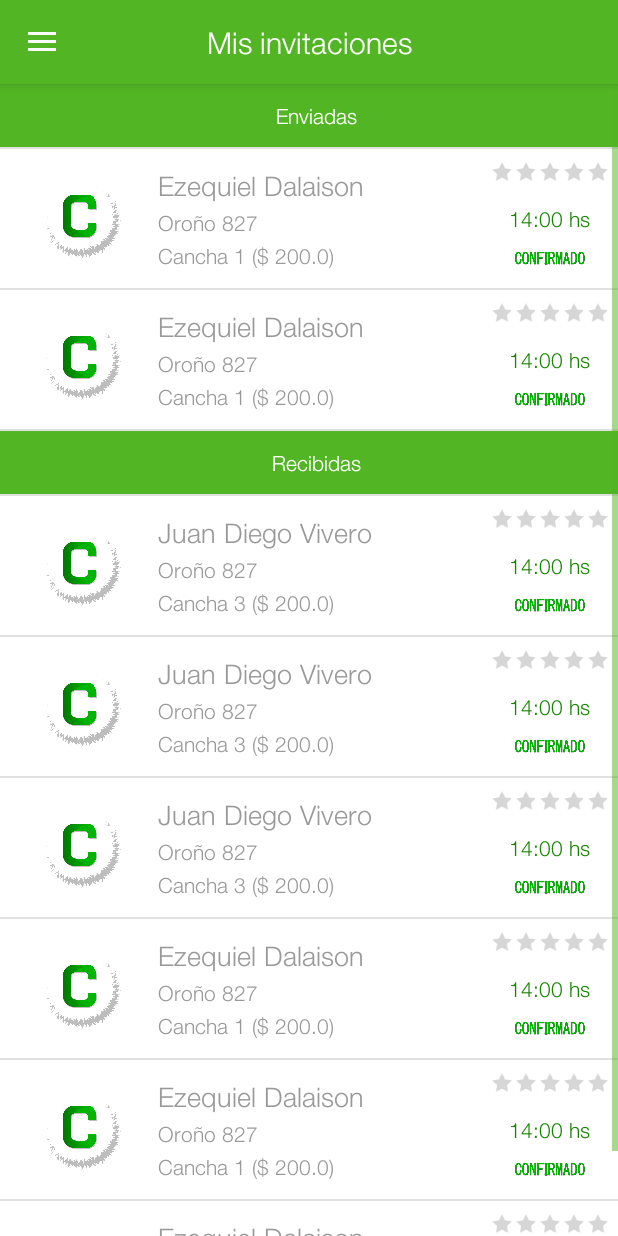
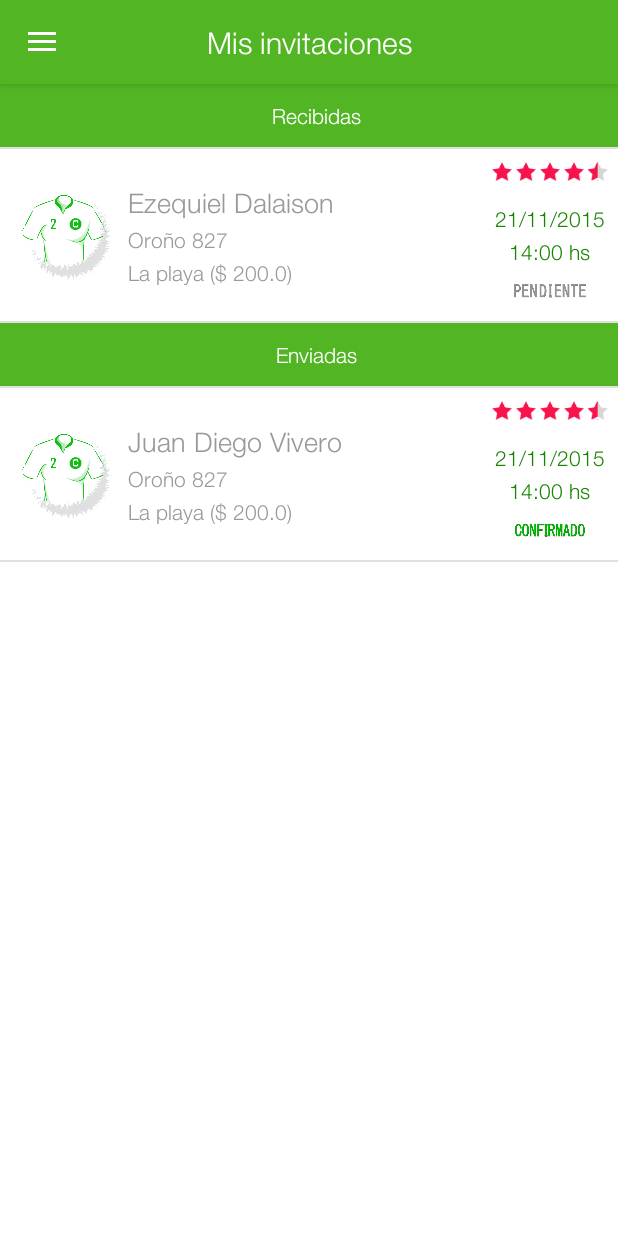
Before and after one commit to npochettino/Hay-Cancha-Mobile, an Android app: the fragment MyInvitationFragment placed in its activity, on a phone screen of 412 x 824 dp. Run offline under Robolectric (Android 15) with nearby library versions, the phone set to English and light mode, and no system bars; 1 statement that could not run was skipped.

Commit message:
ultimos detalles antes de presentar

```diff
--- a/HayCancha/app/src/main/java/sempait/haycancha/Utils.java
+++ b/HayCancha/app/src/main/java/sempait/haycancha/Utils.java
@@ -30,7 +30,7 @@ public class Utils {
     public static DisplayImageOptions getImageLoaderOptionRouded() {
 
         DisplayImageOptions options = new DisplayImageOptions.Builder().resetViewBeforeLoading(false)
-                .cacheInMemory(false).cacheOnDisk(true).considerExifParams(false).showImageOnLoading(R.drawable.logo).imageScaleType(ImageScaleType.IN_SAMPLE_POWER_OF_2).bitmapConfig(Bitmap.Config.ARGB_8888).displayer(new RoundedBitmapDisplayer(1000)).handler(new Handler()).build();
+                .cacheInMemory(false).cacheOnDisk(true).considerExifParams(false).showImageOnLoading(R.drawable.perfil).imageScaleType(ImageScaleType.IN_SAMPLE_POWER_OF_2).bitmapConfig(Bitmap.Config.ARGB_8888).displayer(new RoundedBitmapDisplayer(1000)).handler(new Handler()).build();
 
         return options;
     }
--- a/HayCancha/app/src/main/java/sempait/haycancha/adapter/MyInvitationAdapter.java
+++ b/HayCancha/app/src/main/java/sempait/haycancha/adapter/MyInvitationAdapter.java
@@ -122,6 +122,7 @@ public class MyInvitationAdapter extends BaseAdapter {
                 holder.state = (ImageView) view.findViewById(R.id.img_field_row_state);
                 holder.fieldCod = (TextView) view.findViewById(R.id.txt_field_row_field_cod);
                 holder.logoStadium = (ImageView) view.findViewById(R.id.img_logo);
+                holder.date = (TextView) view.findViewById(R.id.txt_field_row_date);
 
 
                 view.setTag(holder);
@@ -135,7 +136,9 @@ public class MyInvitationAdapter extends BaseAdapter {
             holder.name.setText(invitation.getNombreApellidoUsuario());
             holder.direction.setText(invitation.getDirection());
             holder.hourTo.setText(invitation.getHoraDesde() + " hs");
-            holder.fieldCod.setText(invitation.getDescripcionCancha() + " ($ " + invitation.getPrecio() + ")");
+            holder.date.setText(invitation.getFecha());
+            Utils.setupRating(invitation.getPuntaje(), holder.rating);
+            holder.fieldCod.setText(invitation.getDescripcionComplejo() + " ($ " + invitation.getPrecio() + ")");
             if (invitation.getImagenUsuario() != null)
                 ImageLoader.getInstance().displayImage(invitation.getImagenUsuario().contains("http:") ? invitation.getImagenUsuario() : "http:" + invitation.getImagenUsuario(), holder.logoStadium, Utils.getImageLoaderOptionRouded());
 
@@ -154,6 +157,7 @@ public class MyInvitationAdapter extends BaseAdapter {
                     break;
             }
 
+            if (invitation.getCodigoEstadoSolicitud() == 1 && !invitation.getIsCreator()) {
                 view.setOnClickListener(new View.OnClickListener() {
                     @Override
                     public void onClick(View v) {
@@ -165,14 +169,14 @@ public class MyInvitationAdapter extends BaseAdapter {
                             public void actionButtonLeft() {
                                 super.actionButtonLeft();
 
-//                            executeServiceInvitateTask(invitation, 2);
+                                executeServiceInvitateTask(invitation, 2);
 
                             }
 
                             @Override
                             public void actionButtonRigth() {
                                 super.actionButtonRigth();
-//                            executeServiceInvitateTask(invitation, 3);
+                                executeServiceInvitateTask(invitation, 3);
 
                             }
                         };
@@ -183,64 +187,65 @@ public class MyInvitationAdapter extends BaseAdapter {
                 });
 
             }
+        }
 
         return view;
 
     }
 
-//    private void executeServiceInvitateTask(final Invitation invitation, int cod) {
-//        mPutInvitation = new PutInvitationTask(mContext) {
-//
-//
-//            @Override
-//            protected void onPostExecute(String result) {
-//                super.onPostExecute(result);
-//
-//                ConfirmDialogCustom dialog;
-//                if (result != null) {
-//
-//
-//                    ParseQuery pushQuery = ParseInstallation.getQuery();
-//                    pushQuery.whereEqualTo("deviceToken", invitation.getCodigoTelefono());
-//                    ParsePush push = new ParsePush();
-//
-//                    JSONObject obj = new JSONObject();
-//
-//                    try {
-//                        obj.put("deep_link", "invitation");
-//                        obj.put("message", ConfigurationClass.getUserNameCompleted(mContext) + " " + "te ha invitado a un partido");
-//                        obj.put("title", "HayCancha!");
-//                    } catch (JSONException e) {
-//                        e.printStackTrace();
-//                    }
-//                    push.setQuery(pushQuery);
-//                    push.setData(obj);
-//                    push.sendInBackground();
-//
-//
-//                    dialog = new ConfirmDialogCustom(mContext.getString(R.string.success_invite_player_message), mContext.getString(R.string.invitations), mContext.getString(R.string.acept_text));
-//
-//
-//                } else
-//                    dialog = new ConfirmDialogCustom(mContext.getString(R.string.error_message), mContext.getString(R.string.create_account_title), mContext.getString(R.string.acept_text));
-//
-//
-//                FragmentTransaction ft = ((BaseActivity) mContext).getSupportFragmentManager().beginTransaction();
-//                ft.add(dialog, null);
-//                ft.commitAllowingStateLoss();
-//
-//
-//            }
-//        };
-//
-//
-//        mPutInvitation.mCodigoEstadoSolicitud = invitation.getCodigoSolicitud();
-//        mPutInvitation.mCodigoEstadoSolicitud = cod;
-//        mPutInvitation.mCodigoTurnoVariable = invitation.getc;
-//        mPutInvitation.mcodigoUsuarioAppInvitado = invitation.get;
-//        mPutInvitation.execute();
-//
-//    }
+    private void executeServiceInvitateTask(final Invitation invitation, int cod) {
+        mPutInvitation = new PutInvitationTask(mContext) {
+
+
+            @Override
+            protected void onPostExecute(String result) {
+                super.onPostExecute(result);
+
+                ConfirmDialogCustom dialog;
+                if (result != null) {
+
+
+                    ParseQuery pushQuery = ParseInstallation.getQuery();
+                    pushQuery.whereEqualTo("deviceToken", invitation.getCodigoTelefono());
+                    ParsePush push = new ParsePush();
+
+                    JSONObject obj = new JSONObject();
+
+                    try {
+                        obj.put("deep_link", "invitation");
+                        obj.put("message", invitation.getNombreApellidoUsuario() + " " + "ha respondido");
+                        obj.put("title", "HayCancha!");
+                    } catch (JSONException e) {
+                        e.printStackTrace();
+                    }
+                    push.setQuery(pushQuery);
+                    push.setData(obj);
+                    push.sendInBackground();
+
+
+                    dialog = new ConfirmDialogCustom(mContext.getString(R.string.success_invite_player_message), mContext.getString(R.string.invitations), mContext.getString(R.string.acept_text));
+
+
+                } else
+                    dialog = new ConfirmDialogCustom(mContext.getString(R.string.error_message), mContext.getString(R.string.create_account_title), mContext.getString(R.string.acept_text));
+
+
+                FragmentTransaction ft = ((BaseActivity) mContext).getSupportFragmentManager().beginTransaction();
+                ft.add(dialog, null);
+                ft.commitAllowingStateLoss();
+
+
+            }
+        };
+
+
+        mPutInvitation.mCodigoEstadoSolicitud = invitation.getCodigoSolicitud();
+        mPutInvitation.mCodigoEstadoSolicitud = cod;
+        mPutInvitation.mCodigoTurnoVariable = invitation.getCodigoTurnoVariable();
+        mPutInvitation.mcodigoUsuarioAppInvitado = invitation.getCodigoUsuarioAppInvitado();
+        mPutInvitation.execute();
+
+    }
 
     public static float round(float d, int decimalPlace) {
         BigDecimal bd = new BigDecimal(Float.toString(d));
@@ -260,6 +265,7 @@ public class MyInvitationAdapter extends BaseAdapter {
         ImageView state;
         LinearLayout rating;
         TextView titleInvitation;
+        TextView date;
 
     }
 
--- a/HayCancha/app/src/main/java/sempait/haycancha/drawer/MainNavigationDrawer.java
+++ b/HayCancha/app/src/main/java/sempait/haycancha/drawer/MainNavigationDrawer.java
@@ -79,12 +79,6 @@ public class MainNavigationDrawer extends BaseDrawerFragment {
 
         super.onViewCreated(view, savedInstanceState);
 
-//        mView.setOnClickListener(new OnClickListener() {
-//            @Override
-//            public void onClick(View v) {
-//
-//            }
-//        });
 
         mProfileItem.setOnClickListener(new OnClickListener() {
             @Override
--- a/HayCancha/app/src/main/java/sempait/haycancha/fragment/MyInvitationFragment.java
+++ b/HayCancha/app/src/main/java/sempait/haycancha/fragment/MyInvitationFragment.java
@@ -74,10 +74,10 @@ public class MyInvitationFragment extends BaseFragment {
         invitation.setDirection("Oroño 827");
         invitation.setFecha("21/11/2015");
         invitation.setHoraDesde("14:00");
-        invitation.setCodigoEstadoSolicitud(2);
+        invitation.setCodigoEstadoSolicitud(1);
         invitation.setHoraHasta("15:00");
         invitation.setImagenUsuario("");
-        invitation.setIsCreator(true);
+        invitation.setIsCreator(false);
         invitation.setNombreApellidoUsuario("Ezequiel Dalaison");
         invitation.setPrecio(200f);
         invitation.setPuntaje(4.5f);
@@ -97,136 +97,136 @@ public class MyInvitationFragment extends BaseFragment {
         invitation1.setHoraDesde("14:00");
         invitation1.setCodigoEstadoSolicitud(2);
         invitation1.setHoraHasta("15:00");
-        invitation1.setImagenUsuario("");
+        invitation1.setImagenUsuario(ConfigurationClass.getImageUser(mContext));
         invitation1.setIsCreator(true);
-        invitation1.setNombreApellidoUsuario("Ezequiel Dalaison");
+        invitation1.setNombreApellidoUsuario("Juan Diego Vivero");
         invitation1.setPrecio(200f);
         invitation1.setPuntaje(4.5f);
 
         mListInvitation.add(invitation1);
 
-        Invitation invitation2 = new Invitation();
-
-        invitation2.setCodigoCancha(1);
-        invitation2.setCodigoComplejo(2);
-        invitation2.setCodigoEstadoSolicitud(2);
-        invitation2.setDescripcionCancha("Cancha 3");
-        invitation2.setDescripcionComplejo("Heroes");
-        invitation2.setDirection("Oroño 827");
-        invitation2.setFecha("21/11/2015");
-        invitation2.setHoraDesde("14:00");
-        invitation2.setCodigoEstadoSolicitud(2);
-        invitation2.setHoraHasta("15:00");
-        invitation2.setImagenUsuario("");
-        invitation2.setIsCreator(false);
-        invitation2.setNombreApellidoUsuario("Juan Diego Vivero");
-        invitation2.setPrecio(200f);
-        invitation2.setPuntaje(3.5f);
-
-        mListInvitation.add(invitation2);
-
-
-        Invitation invitation3 = new Invitation();
-
-        invitation3.setCodigoCancha(1);
-        invitation3.setCodigoComplejo(2);
-        invitation3.setCodigoEstadoSolicitud(2);
-        invitation3.setDescripcionCancha("Cancha 3");
-        invitation3.setDescripcionComplejo("Heroes");
-        invitation3.setDirection("Oroño 827");
-        invitation3.setFecha("21/11/2015");
-        invitation3.setHoraDesde("14:00");
-        invitation3.setCodigoEstadoSolicitud(2);
-        invitation3.setHoraHasta("15:00");
-        invitation3.setImagenUsuario("");
-        invitation3.setIsCreator(false);
-        invitation3.setNombreApellidoUsuario("Juan Diego Vivero");
-        invitation3.setPrecio(200f);
-        invitation3.setPuntaje(3.5f);
-
-        mListInvitation.add(invitation3);
-
-
-        Invitation invitation4 = new Invitation();
-
-        invitation4.setCodigoCancha(1);
-        invitation4.setCodigoComplejo(2);
-        invitation4.setCodigoEstadoSolicitud(2);
-        invitation4.setDescripcionCancha("Cancha 3");
-        invitation4.setDescripcionComplejo("Heroes");
-        invitation4.setDirection("Oroño 827");
-        invitation4.setFecha("21/11/2015");
-        invitation4.setHoraDesde("14:00");
-        invitation4.setCodigoEstadoSolicitud(2);
-        invitation4.setHoraHasta("15:00");
-        invitation4.setImagenUsuario("");
-        invitation4.setIsCreator(true);
-        invitation4.setNombreApellidoUsuario("Juan Diego Vivero");
-        invitation4.setPrecio(200f);
-        invitation4.setPuntaje(3.5f);
-
-        mListInvitation.add(invitation4);
-
-        Invitation invitation5 = new Invitation();
-
-        invitation5.setCodigoCancha(1);
-        invitation5.setCodigoComplejo(2);
-        invitation5.setCodigoEstadoSolicitud(2);
-        invitation5.setDescripcionCancha("Cancha 1");
-        invitation5.setDescripcionComplejo("La playa");
-        invitation5.setDirection("Oroño 827");
-        invitation5.setFecha("21/11/2015");
-        invitation5.setHoraDesde("14:00");
-        invitation5.setCodigoEstadoSolicitud(2);
-        invitation5.setHoraHasta("15:00");
-        invitation5.setImagenUsuario("");
-        invitation5.setIsCreator(true);
-        invitation5.setNombreApellidoUsuario("Ezequiel Dalaison");
-        invitation5.setPrecio(200f);
-        invitation5.setPuntaje(4.5f);
-
-        mListInvitation.add(invitation5);
-
-
-        Invitation invitation6 = new Invitation();
-
-        invitation6.setCodigoCancha(1);
-        invitation6.setCodigoComplejo(2);
-        invitation6.setCodigoEstadoSolicitud(2);
-        invitation6.setDescripcionCancha("Cancha 1");
-        invitation6.setDescripcionComplejo("La playa");
-        invitation6.setDirection("Oroño 827");
-        invitation6.setFecha("21/11/2015");
-        invitation6.setHoraDesde("14:00");
-        invitation6.setCodigoEstadoSolicitud(2);
-        invitation6.setHoraHasta("15:00");
-        invitation6.setImagenUsuario("");
-        invitation6.setIsCreator(true);
-        invitation6.setNombreApellidoUsuario("Ezequiel Dalaison");
-        invitation6.setPrecio(200f);
-        invitation6.setPuntaje(4.5f);
-
-        mListInvitation.add(invitation6);
-
-        Invitation invitation7 = new Invitation();
-
-        invitation7.setCodigoCancha(1);
-        invitation7.setCodigoComplejo(2);
-        invitation7.setCodigoEstadoSolicitud(2);
-        invitation7.setDescripcionCancha("Cancha 1");
-        invitation7.setDescripcionComplejo("La playa");
-        invitation7.setDirection("Oroño 827");
-        invitation7.setFecha("21/11/2015");
-        invitation7.setHoraDesde("14:00");
-        invitation7.setCodigoEstadoSolicitud(2);
-        invitation7.setHoraHasta("15:00");
-        invitation7.setImagenUsuario("");
-        invitation7.setIsCreator(true);
-        invitation7.setNombreApellidoUsuario("Ezequiel Dalaison");
-        invitation7.setPrecio(200f);
-        invitation7.setPuntaje(4.5f);
-
-        mListInvitation.add(invitation7);
+//        Invitation invitation2 = new Invitation();
+//
+//        invitation2.setCodigoCancha(1);
+//        invitation2.setCodigoComplejo(2);
+//        invitation2.setCodigoEstadoSolicitud(2);
+//        invitation2.setDescripcionCancha("Cancha 3");
+//        invitation2.setDescripcionComplejo("Heroes");
+//        invitation2.setDirection("Oroño 827");
+//        invitation2.setFecha("21/11/2015");
+//        invitation2.setHoraDesde("14:00");
+//        invitation2.setCodigoEstadoSolicitud(2);
+//        invitation2.setHoraHasta("15:00");
+//        invitation2.setImagenUsuario("");
+//        invitation2.setIsCreator(false);
+//        invitation2.setNombreApellidoUsuario("Juan Diego Vivero");
+//        invitation2.setPrecio(200f);
+//        invitation2.setPuntaje(3.5f);
+//
+//        mListInvitation.add(invitation2);
+//
+//
+//        Invitation invitation3 = new Invitation();
+//
+//        invitation3.setCodigoCancha(1);
+//        invitation3.setCodigoComplejo(2);
+//        invitation3.setCodigoEstadoSolicitud(2);
+//        invitation3.setDescripcionCancha("Cancha 3");
+//        invitation3.setDescripcionComplejo("Heroes");
+//        invitation3.setDirection("Oroño 827");
+//        invitation3.setFecha("21/11/2015");
+//        invitation3.setHoraDesde("14:00");
+//        invitation3.setCodigoEstadoSolicitud(2);
+//        invitation3.setHoraHasta("15:00");
+//        invitation3.setImagenUsuario("");
+//        invitation3.setIsCreator(false);
+//        invitation3.setNombreApellidoUsuario("Juan Diego Vivero");
+//        invitation3.setPrecio(200f);
+//        invitation3.setPuntaje(3.5f);
+//
+//        mListInvitation.add(invitation3);
+//
+//
+//        Invitation invitation4 = new Invitation();
+//
+//        invitation4.setCodigoCancha(1);
+//        invitation4.setCodigoComplejo(2);
+//        invitation4.setCodigoEstadoSolicitud(2);
+//        invitation4.setDescripcionCancha("Cancha 3");
+//        invitation4.setDescripcionComplejo("Heroes");
+//        invitation4.setDirection("Oroño 827");
+//        invitation4.setFecha("21/11/2015");
+//        invitation4.setHoraDesde("14:00");
+//        invitation4.setCodigoEstadoSolicitud(2);
+//        invitation4.setHoraHasta("15:00");
+//        invitation4.setImagenUsuario("");
+//        invitation4.setIsCreator(true);
+//        invitation4.setNombreApellidoUsuario("Juan Diego Vivero");
+//        invitation4.setPrecio(200f);
+//        invitation4.setPuntaje(3.5f);
+//
+//        mListInvitation.add(invitation4);
+//
+//        Invitation invitation5 = new Invitation();
+//
+//        invitation5.setCodigoCancha(1);
+//        invitation5.setCodigoComplejo(2);
+//        invitation5.setCodigoEstadoSolicitud(2);
+//        invitation5.setDescripcionCancha("Cancha 1");
+//        invitation5.setDescripcionComplejo("La playa");
+//        invitation5.setDirection("Oroño 827");
+//        invitation5.setFecha("21/11/2015");
+//        invitation5.setHoraDesde("14:00");
+//        invitation5.setCodigoEstadoSolicitud(2);
+//        invitation5.setHoraHasta("15:00");
+//        invitation5.setImagenUsuario("");
+//        invitation5.setIsCreator(true);
+//        invitation5.setNombreApellidoUsuario("Ezequiel Dalaison");
+//        invitation5.setPrecio(200f);
+//        invitation5.setPuntaje(4.5f);
+//
+//        mListInvitation.add(invitation5);
+//
+//
+//        Invitation invitation6 = new Invitation();
+//
+//        invitation6.setCodigoCancha(1);
+//        invitation6.setCodigoComplejo(2);
+//        invitation6.setCodigoEstadoSolicitud(2);
+//        invitation6.setDescripcionCancha("Cancha 1");
+//        invitation6.setDescripcionComplejo("La playa");
+//        invitation6.setDirection("Oroño 827");
+//        invitation6.setFecha("21/11/2015");
+//        invitation6.setHoraDesde("14:00");
+//        invitation6.setCodigoEstadoSolicitud(2);
+//        invitation6.setHoraHasta("15:00");
+//        invitation6.setImagenUsuario("");
+//        invitation6.setIsCreator(true);
+//        invitation6.setNombreApellidoUsuario("Ezequiel Dalaison");
+//        invitation6.setPrecio(200f);
+//        invitation6.setPuntaje(4.5f);
+//
+//        mListInvitation.add(invitation6);
+//
+//        Invitation invitation7 = new Invitation();
+//
+//        invitation7.setCodigoCancha(1);
+//        invitation7.setCodigoComplejo(2);
+//        invitation7.setCodigoEstadoSolicitud(2);
+//        invitation7.setDescripcionCancha("Cancha 1");
+//        invitation7.setDescripcionComplejo("La playa");
+//        invitation7.setDirection("Oroño 827");
+//        invitation7.setFecha("21/11/2015");
+//        invitation7.setHoraDesde("14:00");
+//        invitation7.setCodigoEstadoSolicitud(2);
+//        invitation7.setHoraHasta("15:00");
+//        invitation7.setImagenUsuario("");
+//        invitation7.setIsCreator(true);
+//        invitation7.setNombreApellidoUsuario("Ezequiel Dalaison");
+//        invitation7.setPrecio(200f);
+//        invitation7.setPuntaje(4.5f);
+//
+//        mListInvitation.add(invitation7);
 
 
         fillDataAdapter(mListInvitation);
@@ -274,7 +274,7 @@ public class MyInvitationFragment extends BaseFragment {
     private void fillDataAdapter(List<Invitation> listInvitation) {
 
 
-        List<Invitation> invitations = new ArrayList<Invitation>();
+        List<Invitation> listInvitationsDone = new ArrayList<Invitation>();
 
         Boolean isPast = false;
         Boolean isPast1 = false;
@@ -287,22 +287,22 @@ public class MyInvitationFragment extends BaseFragment {
                     Invitation invitation1 = new Invitation();
                     invitation1.setHeaderText("Enviadas");
                     invitation1.setIsHeader(true);
-                    invitations.add(invitation1);
+                    listInvitationsDone.add(invitation1);
                     isPast = true;
                 }
 
                 invitation.setIsHeader(false);
-                invitations.add(invitation);
+                listInvitationsDone.add(invitation);
             } else {
                 if (!isPast1) {
                     Invitation invitation2 = new Invitation();
                     invitation2.setHeaderText("Recibidas");
                     invitation2.setIsHeader(true);
-                    invitations.add(invitation2);
+                    listInvitationsDone.add(invitation2);
                     isPast1 = true;
                 }
                 invitation.setIsHeader(false);
-                invitations.add(invitation);
+                listInvitationsDone.add(invitation);
 
 
             }
@@ -311,9 +311,9 @@ public class MyInvitationFragment extends BaseFragment {
         }
 
 
-        if (invitations != null && !invitations.isEmpty()) {
+        if (listInvitationsDone != null && !listInvitationsDone.isEmpty()) {
 
-            MyInvitationAdapter turnAdapter = new MyInvitationAdapter(invitations, mContext, "");
+            MyInvitationAdapter turnAdapter = new MyInvitationAdapter(listInvitationsDone, mContext, "");
             mList.setAdapter(turnAdapter);
         }
     }
--- a/HayCancha/app/src/main/java/sempait/haycancha/models/Invitation.java
+++ b/HayCancha/app/src/main/java/sempait/haycancha/models/Invitation.java
@@ -26,6 +26,8 @@ public class Invitation implements Serializable {
     private Float precio;
     private Boolean isHeader;
     private String headerText;
+    private int codigoUsuarioAppInvitado;
+    private int codigoTurnoVariable;
 
 
     public int getCodigoSolicitud() {
@@ -179,4 +181,20 @@ public class Invitation implements Serializable {
     public void setCodigoTelefono(String codigoTelefono) {
         this.codigoTelefono = codigoTelefono;
     }
+
+    public int getCodigoUsuarioAppInvitado() {
+        return codigoUsuarioAppInvitado;
+    }
+
+    public void setCodigoUsuarioAppInvitado(int codigoUsuarioAppInvitado) {
+        this.codigoUsuarioAppInvitado = codigoUsuarioAppInvitado;
+    }
+
+    public int getCodigoTurnoVariable() {
+        return codigoTurnoVariable;
+    }
+
+    public void setCodigoTurnoVariable(int codigoTurnoVariable) {
+        this.codigoTurnoVariable = codigoTurnoVariable;
+    }
 }
--- a/HayCancha/app/src/main/res/layout/row_comment_list.xml
+++ b/HayCancha/app/src/main/res/layout/row_comment_list.xml
@@ -12,6 +12,7 @@
         android:layout_height="80dp"
         android:background="@android:color/transparent"
         android:padding="5dp"
+        android:scaleType="centerInside"
         android:src="@drawable/perfil" />
 
     <LinearLayout
--- a/HayCancha/app/src/main/res/layout/row_invitations_list.xml
+++ b/HayCancha/app/src/main/res/layout/row_invitations_list.xml
@@ -9,7 +9,7 @@
 
     <ImageView
         android:id="@+id/img_logo"
-        android:layout_width="100dp"
+        android:layout_width="80dp"
         android:layout_height="80dp"
         android:background="@android:color/transparent"
         android:padding="5dp"
@@ -82,6 +82,7 @@
                 android:layout_height="wrap_content"
                 android:layout_gravity="center_vertical"
                 android:padding="1dp"
+                android:scaleType="centerInside"
                 android:src="@drawable/star_off" />
 
             <ImageView
@@ -119,6 +120,16 @@
 
 
         <sempait.haycancha.widgets.HelveticaNeueLightTextView
+            android:id="@+id/txt_field_row_date"
+            android:layout_width="wrap_content"
+            android:layout_height="wrap_content"
+            android:layout_gravity="center_horizontal"
+            android:singleLine="true"
+            android:text="21/11/2015"
+            android:textColor="@color/green_dark" />
+
+
+        <sempait.haycancha.widgets.HelveticaNeueLightTextView
             android:id="@+id/txt_field_row_hoour_to"
             android:layout_width="wrap_content"
             android:layout_height="wrap_content"
--- a/HayCancha/app/src/main/res/layout/row_player_list.xml
+++ b/HayCancha/app/src/main/res/layout/row_player_list.xml
@@ -9,10 +9,11 @@
 
     <ImageView
         android:id="@+id/img_logo"
-        android:layout_width="100dp"
+        android:layout_width="80dp"
         android:layout_height="80dp"
         android:background="@android:color/transparent"
         android:padding="5dp"
+        android:scaleType="centerInside"
         android:src="@drawable/perfil" />
 
     <LinearLayout
--- a/HayCancha/app/src/main/res/layout/row_turn_list.xml
+++ b/HayCancha/app/src/main/res/layout/row_turn_list.xml
@@ -9,10 +9,11 @@
 
     <ImageView
         android:id="@+id/img_logo"
-        android:layout_width="100dp"
+        android:layout_width="80dp"
         android:layout_height="80dp"
         android:background="@android:color/transparent"
         android:padding="5dp"
+        android:scaleType="centerInside"
         android:src="@drawable/logo" />
 
     <LinearLayout
```
Lines whose indentation alone changed are shown as unchanged.
